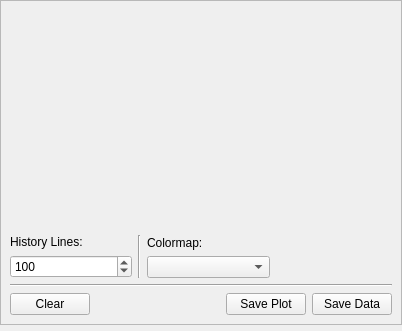
Above: modules/waterfall/WaterfallWidget.ui from Silas-Hoerz/Modulab before the change. Below: the same form after it.
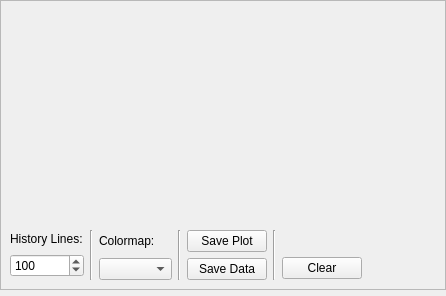
That is the form after the change.

Diff of the .ui file:
```diff
--- a/modules/waterfall/WaterfallWidget.ui
+++ b/modules/waterfall/WaterfallWidget.ui
@@ -6,8 +6,8 @@
    <rect>
     <x>0</x>
     <y>0</y>
-    <width>402</width>
-    <height>331</height>
+    <width>446</width>
+    <height>296</height>
    </rect>
   </property>
   <property name="sizePolicy">
@@ -83,12 +83,12 @@
         <item>
          <layout class="QVBoxLayout" name="verticalLayout_2">
           <property name="sizeConstraint">
-           <enum>QLayout::SizeConstraint::SetMaximumSize</enum>
+           <enum>QLayout::SizeConstraint::SetDefaultConstraint</enum>
           </property>
           <item>
            <widget class="QLabel" name="label_integrationTime">
             <property name="sizePolicy">
-             <sizepolicy hsizetype="Minimum" vsizetype="Fixed">
+             <sizepolicy hsizetype="Maximum" vsizetype="Fixed">
               <horstretch>0</horstretch>
               <verstretch>0</verstretch>
              </sizepolicy>
@@ -135,10 +135,16 @@
         <item>
          <layout class="QVBoxLayout" name="verticalLayout_3">
           <property name="sizeConstraint">
-           <enum>QLayout::SizeConstraint::SetMaximumSize</enum>
+           <enum>QLayout::SizeConstraint::SetDefaultConstraint</enum>
           </property>
           <item>
            <widget class="QLabel" name="label_2">
+            <property name="sizePolicy">
+             <sizepolicy hsizetype="Maximum" vsizetype="Preferred">
+              <horstretch>0</horstretch>
+              <verstretch>0</verstretch>
+             </sizepolicy>
+            </property>
             <property name="text">
              <string>Colormap:</string>
             </property>
@@ -162,6 +168,83 @@
           </item>
          </layout>
         </item>
+        <item>
+         <widget class="Line" name="line_3">
+          <property name="orientation">
+           <enum>Qt::Orientation::Vertical</enum>
+          </property>
+         </widget>
+        </item>
+        <item>
+         <layout class="QVBoxLayout" name="verticalLayout_5">
+          <item>
+           <widget class="QPushButton" name="pushButton_savePlot">
+            <property name="sizePolicy">
+             <sizepolicy hsizetype="Maximum" vsizetype="Fixed">
+              <horstretch>0</horstretch>
+              <verstretch>0</verstretch>
+             </sizepolicy>
+            </property>
+            <property name="text">
+             <string>Save Plot</string>
+            </property>
+           </widget>
+          </item>
+          <item>
+           <widget class="QPushButton" name="pushButton_saveData">
+            <property name="sizePolicy">
+             <sizepolicy hsizetype="Maximum" vsizetype="Fixed">
+              <horstretch>0</horstretch>
+              <verstretch>0</verstretch>
+             </sizepolicy>
+            </property>
+            <property name="text">
+             <string>Save Data</string>
+            </property>
+           </widget>
+          </item>
+         </layout>
+        </item>
+        <item>
+         <widget class="Line" name="line_4">
+          <property name="orientation">
+           <enum>Qt::Orientation::Vertical</enum>
+          </property>
+         </widget>
+        </item>
+        <item>
+         <layout class="QVBoxLayout" name="verticalLayout_6">
+          <item>
+           <spacer name="verticalSpacer">
+            <property name="orientation">
+             <enum>Qt::Orientation::Vertical</enum>
+            </property>
+            <property name="sizeType">
+             <enum>QSizePolicy::Policy::Maximum</enum>
+            </property>
+            <property name="sizeHint" stdset="0">
+             <size>
+              <width>20</width>
+              <height>26</height>
+             </size>
+            </property>
+           </spacer>
+          </item>
+          <item>
+           <widget class="QPushButton" name="pushButton_clear">
+            <property name="sizePolicy">
+             <sizepolicy hsizetype="Maximum" vsizetype="Fixed">
+              <horstretch>0</horstretch>
+              <verstretch>0</verstretch>
+             </sizepolicy>
+            </property>
+            <property name="text">
+             <string>Clear</string>
+            </property>
+           </widget>
+          </item>
+         </layout>
+        </item>
         <item>
          <spacer name="horizontalSpacer">
           <property name="orientation">
@@ -177,58 +260,6 @@
         </item>
        </layout>
       </item>
-      <item>
-       <widget class="Line" name="line_2">
-        <property name="orientation">
-         <enum>Qt::Orientation::Horizontal</enum>
-        </property>
-       </widget>
-      </item>
-      <item>
-       <layout class="QVBoxLayout" name="verticalLayout_acquisition">
-        <item>
-         <layout class="QHBoxLayout" name="horizontalLayout_2">
-          <property name="sizeConstraint">
-           <enum>QLayout::SizeConstraint::SetMinimumSize</enum>
-          </property>
-          <item>
-           <widget class="QPushButton" name="pushButton_clear">
-            <property name="text">
-             <string>Clear</string>
-            </property>
-           </widget>
-          </item>
-          <item>
-           <spacer name="horizontalSpacer_2">
-            <property name="orientation">
-             <enum>Qt::Orientation::Horizontal</enum>
-            </property>
-            <property name="sizeHint" stdset="0">
-             <size>
-              <width>40</width>
-              <height>20</height>
-             </size>
-            </property>
-           </spacer>
-          </item>
-          <item>
-           <widget class="QPushButton" name="pushButton_savePlot">
-            <property name="text">
-             <string>Save Plot</string>
-            </property>
-           </widget>
-          </item>
-          <item>
-           <widget class="QPushButton" name="pushButton_saveData">
-            <property name="text">
-             <string>Save Data</string>
-            </property>
-           </widget>
-          </item>
-         </layout>
-        </item>
-       </layout>
-      </item>
      </layout>
     </widget>
    </item>
```
